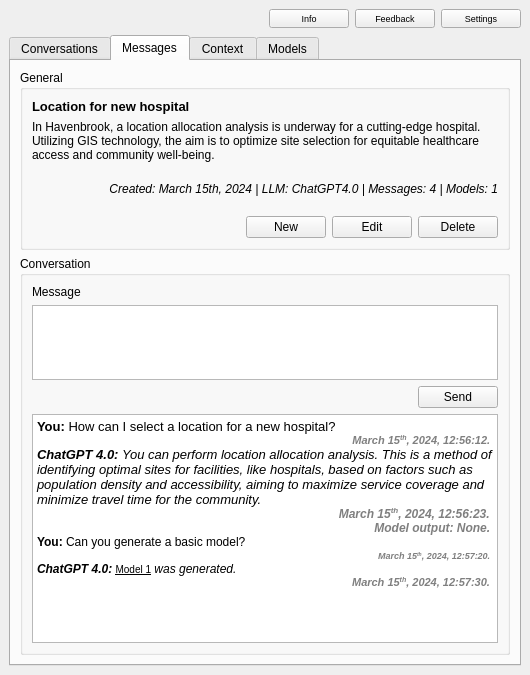
This is intelli_geo_dockwidget_base.ui in MahdiFarnaghi/intelli_geo as Qt 5 draws it before an edit. The edited form follows.
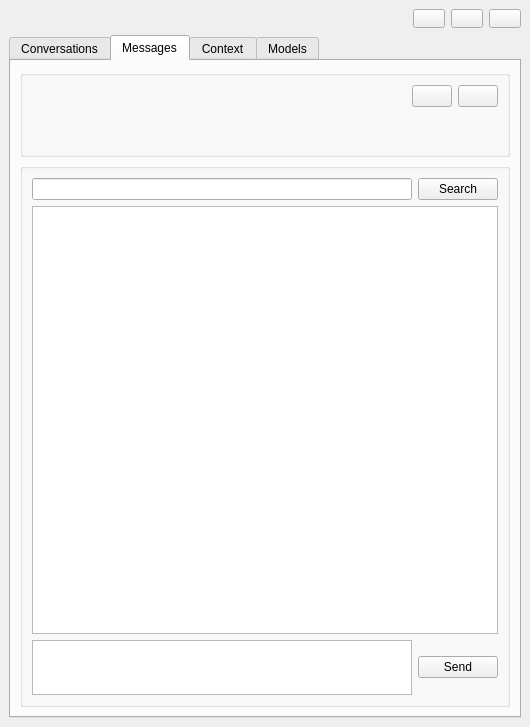
This is the edited form. The open tabs and pages were chosen to show the change. Icons and pictures are not drawn.

Commit message: Update Interface .ui files * Removed component in dock interface * Added combobox option in dialog interface

```diff
--- a/intelli_geo_dockwidget_base.ui
+++ b/intelli_geo_dockwidget_base.ui
@@ -7,7 +7,7 @@
     <x>0</x>
     <y>0</y>
     <width>530</width>
-    <height>675</height>
+    <height>727</height>
    </rect>
   </property>
   <property name="features">
@@ -41,7 +41,7 @@
          </font>
         </property>
         <property name="text">
-         <string>Info</string>
+         <string/>
         </property>
         <property name="icon">
          <iconset>
@@ -63,7 +63,7 @@
          </font>
         </property>
         <property name="text">
-         <string>Feedback</string>
+         <string/>
         </property>
         <property name="icon">
          <iconset>
@@ -85,7 +85,7 @@
          </font>
         </property>
         <property name="text">
-         <string>Settings</string>
+         <string/>
         </property>
         <property name="icon">
          <iconset>
@@ -175,7 +175,37 @@
             </layout>
            </item>
            <item>
-            <widget class="QTextBrowser" name="textBrowser"/>
+            <widget class="QScrollArea" name="saConversationCard">
+             <property name="sizePolicy">
+              <sizepolicy hsizetype="Expanding" vsizetype="Expanding">
+               <horstretch>0</horstretch>
+               <verstretch>0</verstretch>
+              </sizepolicy>
+             </property>
+             <property name="horizontalScrollBarPolicy">
+              <enum>Qt::ScrollBarAlwaysOff</enum>
+             </property>
+             <property name="sizeAdjustPolicy">
+              <enum>QAbstractScrollArea::AdjustToContents</enum>
+             </property>
+             <property name="widgetResizable">
+              <bool>true</bool>
+             </property>
+             <property name="alignment">
+              <set>Qt::AlignLeading|Qt::AlignLeft|Qt::AlignTop</set>
+             </property>
+             <widget class="QWidget" name="scrollAreaWidgetContents">
+              <property name="geometry">
+               <rect>
+                <x>0</x>
+                <y>0</y>
+                <width>464</width>
+                <height>548</height>
+               </rect>
+              </property>
+              <layout class="QVBoxLayout" name="verticalLayout_2"/>
+             </widget>
+            </widget>
            </item>
           </layout>
          </widget>
@@ -186,9 +216,9 @@
        <attribute name="title">
         <string>Messages</string>
        </attribute>
-       <layout class="QVBoxLayout" name="verticalLayout_2">
-        <item>
-         <widget class="QGroupBox" name="gbGeneral">
+       <layout class="QGridLayout" name="gridLayout_2">
+        <item row="0" column="0">
+         <widget class="QGroupBox" name="grpConversation">
           <property name="sizePolicy">
            <sizepolicy hsizetype="Preferred" vsizetype="Maximum">
             <horstretch>0</horstretch>
@@ -196,31 +226,80 @@
            </sizepolicy>
           </property>
           <property name="title">
-           <string>General</string>
+           <string/>
           </property>
           <layout class="QVBoxLayout" name="verticalLayout_3">
            <item>
-            <widget class="QLabel" name="lbTitle">
+            <layout class="QHBoxLayout" name="horizontalLayout_2">
+             <item>
+              <widget class="QLabel" name="lbTitle">
+               <property name="sizePolicy">
+                <sizepolicy hsizetype="MinimumExpanding" vsizetype="Preferred">
+                 <horstretch>0</horstretch>
+                 <verstretch>0</verstretch>
+                </sizepolicy>
+               </property>
+               <property name="font">
+                <font>
+                 <pointsize>10</pointsize>
+                 <weight>75</weight>
+                 <bold>true</bold>
+                </font>
+               </property>
+               <property name="text">
+                <string/>
+               </property>
+               <property name="wordWrap">
+                <bool>true</bool>
+               </property>
+              </widget>
+             </item>
+             <item>
+              <spacer name="horizontalSpacer_2">
+               <property name="orientation">
+                <enum>Qt::Horizontal</enum>
+               </property>
+               <property name="sizeHint" stdset="0">
+                <size>
+                 <width>10</width>
+                 <height>20</height>
+                </size>
+               </property>
+              </spacer>
+             </item>
+             <item>
+              <widget class="QPushButton" name="pbNew">
+               <property name="text">
+                <string/>
+               </property>
+               <property name="icon">
+                <iconset>
+                 <normaloff>resources/new.png</normaloff>resources/new.png</iconset>
+               </property>
+              </widget>
+             </item>
+             <item>
+              <widget class="QPushButton" name="btnManager">
+               <property name="text">
+                <string/>
+               </property>
+               <property name="icon">
+                <iconset>
+                 <normaloff>resources/manager.png</normaloff>resources/manager.png</iconset>
+               </property>
+              </widget>
+             </item>
+            </layout>
+           </item>
+           <item>
+            <widget class="QLabel" name="lbDescription">
              <property name="font">
               <font>
-               <pointsize>10</pointsize>
-               <weight>75</weight>
-               <bold>true</bold>
+               <pointsize>8</pointsize>
               </font>
              </property>
              <property name="text">
-              <string>Location for new hospital</string>
-             </property>
-             <property name="wordWrap">
-              <bool>true</bool>
-             </property>
-            </widget>
-           </item>
-           <item>
-            <widget class="QLabel" name="lbDecription">
-             <property name="text">
-              <string>In Havenbrook, a location allocation analysis is underway for a cutting-edge hospital. Utilizing GIS technology, the aim is to optimize site selection for equitable healthcare access and community well-being.
-</string>
+              <string/>
              </property>
              <property name="scaledContents">
               <bool>false</bool>
@@ -234,137 +313,118 @@
             <widget class="QLabel" name="lbMetadata">
              <property name="font">
               <font>
+               <pointsize>8</pointsize>
                <italic>true</italic>
               </font>
              </property>
              <property name="text">
-              <string>Created: March 15th, 2024 | LLM: ChatGPT4.0 | Messages: 4 | Models: 1
-</string>
+              <string/>
              </property>
              <property name="alignment">
               <set>Qt::AlignRight|Qt::AlignTrailing|Qt::AlignVCenter</set>
              </property>
             </widget>
            </item>
-           <item>
-            <layout class="QHBoxLayout" name="horizontalLayout_2">
-             <item>
-              <spacer name="horizontalSpacer_2">
-               <property name="orientation">
-                <enum>Qt::Horizontal</enum>
-               </property>
-               <property name="sizeHint" stdset="0">
-                <size>
-                 <width>40</width>
-                 <height>20</height>
-                </size>
-               </property>
-              </spacer>
-             </item>
-             <item>
-              <widget class="QPushButton" name="pbNew">
-               <property name="text">
-                <string>New</string>
-               </property>
-              </widget>
-             </item>
-             <item>
-              <widget class="QPushButton" name="pbEdit">
-               <property name="text">
-                <string>Edit</string>
-               </property>
-              </widget>
-             </item>
-             <item>
-              <widget class="QPushButton" name="pbDelete">
-               <property name="text">
-                <string>Delete</string>
-               </property>
-              </widget>
-             </item>
-            </layout>
-           </item>
           </layout>
          </widget>
         </item>
-        <item>
-         <widget class="QGroupBox" name="gbConversation">
+        <item row="1" column="0">
+         <widget class="QGroupBox" name="grpMessages">
           <property name="title">
-           <string>Conversation</string>
+           <string/>
           </property>
           <layout class="QVBoxLayout" name="verticalLayout_4">
            <item>
-            <widget class="QLabel" name="lbMessage">
-             <property name="text">
-              <string>Message</string>
-             </property>
-            </widget>
+            <layout class="QHBoxLayout" name="horizontalLayout_7">
+             <item>
+              <widget class="QLineEdit" name="txtSearchMessage"/>
+             </item>
+             <item>
+              <widget class="QPushButton" name="pushButton_7">
+               <property name="text">
+                <string>Search</string>
+               </property>
+              </widget>
+             </item>
+            </layout>
            </item>
            <item>
-            <widget class="QPlainTextEdit" name="ptMessage">
+            <widget class="QTextBrowser" name="txHistory">
              <property name="sizePolicy">
-              <sizepolicy hsizetype="Expanding" vsizetype="Fixed">
+              <sizepolicy hsizetype="Expanding" vsizetype="MinimumExpanding">
                <horstretch>0</horstretch>
                <verstretch>0</verstretch>
               </sizepolicy>
              </property>
-             <property name="maximumSize">
-              <size>
-               <width>16777215</width>
-               <height>75</height>
-              </size>
+             <property name="styleSheet">
+              <string notr="true"/>
              </property>
-             <property name="baseSize">
-              <size>
-               <width>0</width>
-               <height>0</height>
-              </size>
+             <property name="sizeAdjustPolicy">
+              <enum>QAbstractScrollArea::AdjustIgnored</enum>
              </property>
-            </widget>
-           </item>
-           <item>
-            <layout class="QHBoxLayout" name="horizontalLayout_3">
-             <item>
-              <spacer name="horizontalSpacer_3">
-               <property name="orientation">
-                <enum>Qt::Horizontal</enum>
-               </property>
-               <property name="sizeHint" stdset="0">
-                <size>
-                 <width>40</width>
-                 <height>20</height>
-                </size>
-               </property>
-              </spacer>
-             </item>
-             <item>
-              <widget class="QPushButton" name="pbSend">
-               <property name="text">
-                <string>Send</string>
-               </property>
-              </widget>
-             </item>
-            </layout>
-           </item>
-           <item>
-            <widget class="QTextBrowser" name="tbHistory">
+             <property name="readOnly">
+              <bool>false</bool>
+             </property>
              <property name="html">
               <string>&lt;!DOCTYPE HTML PUBLIC &quot;-//W3C//DTD HTML 4.0//EN&quot; &quot;http://www.w3.org/TR/REC-html40/strict.dtd&quot;&gt;
 &lt;html&gt;&lt;head&gt;&lt;meta name=&quot;qrichtext&quot; content=&quot;1&quot; /&gt;&lt;style type=&quot;text/css&quot;&gt;
 p, li { white-space: pre-wrap; }
 &lt;/style&gt;&lt;/head&gt;&lt;body style=&quot; font-family:'Ubuntu'; font-size:11pt; font-weight:400; font-style:normal;&quot;&gt;
-&lt;p style=&quot; margin-top:0px; margin-bottom:0px; margin-left:0px; margin-right:0px; -qt-block-indent:0; text-indent:0px;&quot;&gt;&lt;span style=&quot; font-family:'Calibri'; font-size:10pt; font-weight:600; color:#000000;&quot;&gt;You: &lt;/span&gt;&lt;span style=&quot; font-family:'Calibri'; font-size:10pt; color:#000000;&quot;&gt;How can I select a location for a new hospital?&lt;/span&gt;&lt;span style=&quot; font-family:'MS Shell Dlg 2'; font-size:7.8pt;&quot;&gt; &lt;/span&gt;&lt;/p&gt;
-&lt;p align=&quot;right&quot; style=&quot; margin-top:0px; margin-bottom:0px; margin-left:0px; margin-right:0px; -qt-block-indent:0; text-indent:0px;&quot;&gt;&lt;span style=&quot; font-family:'Calibri'; font-size:8pt; font-weight:600; font-style:italic; color:#7f7f7f;&quot;&gt;March 15&lt;/span&gt;&lt;span style=&quot; font-family:'Calibri'; font-size:8pt; font-weight:600; font-style:italic; color:#7f7f7f; vertical-align:super;&quot;&gt;th&lt;/span&gt;&lt;span style=&quot; font-family:'Calibri'; font-size:8pt; font-weight:600; font-style:italic; color:#7f7f7f;&quot;&gt;, 2024, 12:56:12.&lt;/span&gt;&lt;span style=&quot; font-family:'MS Shell Dlg 2'; font-size:7.8pt;&quot;&gt; &lt;/span&gt;&lt;/p&gt;
-&lt;p style=&quot; margin-top:0px; margin-bottom:0px; margin-left:0px; margin-right:0px; -qt-block-indent:0; text-indent:0px;&quot;&gt;&lt;span style=&quot; font-family:'Calibri'; font-size:10pt; font-weight:600; font-style:italic; color:#000000;&quot;&gt;ChatGPT 4.0: &lt;/span&gt;&lt;span style=&quot; font-family:'Calibri'; font-size:10pt; font-style:italic; color:#000000;&quot;&gt;You can perform location allocation analysis. This is a method of identifying optimal sites for facilities, like hospitals, based on factors such as population density and accessibility, aiming to maximize service coverage and minimize travel time for the community.&lt;/span&gt;&lt;span style=&quot; font-family:'MS Shell Dlg 2'; font-size:7.8pt;&quot;&gt; &lt;/span&gt;&lt;/p&gt;
-&lt;p align=&quot;right&quot; style=&quot; margin-top:0px; margin-bottom:0px; margin-left:0px; margin-right:0px; -qt-block-indent:0; text-indent:0px;&quot;&gt;&lt;span style=&quot; font-family:'Calibri'; font-size:9pt; font-weight:600; font-style:italic; color:#7f7f7f;&quot;&gt;March 15&lt;/span&gt;&lt;span style=&quot; font-family:'Calibri'; font-size:9pt; font-weight:600; font-style:italic; color:#7f7f7f; vertical-align:super;&quot;&gt;th&lt;/span&gt;&lt;span style=&quot; font-family:'Calibri'; font-size:9pt; font-weight:600; font-style:italic; color:#7f7f7f;&quot;&gt;, 2024, 12:56:23. &lt;/span&gt;&lt;/p&gt;
-&lt;p align=&quot;right&quot; style=&quot; margin-top:0px; margin-bottom:0px; margin-left:0px; margin-right:0px; -qt-block-indent:0; text-indent:0px;&quot;&gt;&lt;span style=&quot; font-family:'Calibri'; font-size:9pt; font-weight:600; font-style:italic; color:#7f7f7f;&quot;&gt;Model output: None.&lt;/span&gt;&lt;span style=&quot; font-family:'MS Shell Dlg 2'; font-size:7.8pt;&quot;&gt; &lt;/span&gt;&lt;/p&gt;
-&lt;p style=&quot; margin-top:0px; margin-bottom:0px; margin-left:0px; margin-right:0px; -qt-block-indent:0; text-indent:0px;&quot;&gt;&lt;span style=&quot; font-family:'Calibri'; font-size:9pt; font-weight:600; color:#000000;&quot;&gt;You: &lt;/span&gt;&lt;span style=&quot; font-family:'Calibri'; font-size:9pt; color:#000000;&quot;&gt;Can you generate a basic model?&lt;/span&gt;&lt;span style=&quot; font-family:'MS Shell Dlg 2'; font-size:7.8pt;&quot;&gt; &lt;/span&gt;&lt;/p&gt;
-&lt;p align=&quot;right&quot; style=&quot; margin-top:0px; margin-bottom:0px; margin-left:0px; margin-right:0px; -qt-block-indent:0; text-indent:0px;&quot;&gt;&lt;span style=&quot; font-family:'Calibri'; font-size:7pt; font-weight:600; font-style:italic; color:#7f7f7f;&quot;&gt;March 15&lt;/span&gt;&lt;span style=&quot; font-family:'Calibri'; font-size:7pt; font-weight:600; font-style:italic; color:#7f7f7f; vertical-align:super;&quot;&gt;th&lt;/span&gt;&lt;span style=&quot; font-family:'Calibri'; font-size:7pt; font-weight:600; font-style:italic; color:#7f7f7f;&quot;&gt;, 2024, 12:57:20.&lt;/span&gt;&lt;span style=&quot; font-family:'MS Shell Dlg 2'; font-size:7.8pt;&quot;&gt; &lt;/span&gt;&lt;/p&gt;
-&lt;p style=&quot; margin-top:0px; margin-bottom:0px; margin-left:0px; margin-right:0px; -qt-block-indent:0; text-indent:0px;&quot;&gt;&lt;span style=&quot; font-family:'Calibri'; font-size:9pt; font-weight:600; font-style:italic; color:#000000;&quot;&gt;ChatGPT 4.0:&lt;/span&gt;&lt;span style=&quot; font-family:'Calibri'; font-size:9pt; font-style:italic; color:#000000;&quot;&gt; &lt;/span&gt;&lt;span style=&quot; font-family:'MS Shell Dlg 2'; font-size:7.8pt; text-decoration: underline;&quot;&gt;Model 1&lt;/span&gt;&lt;span style=&quot; font-family:'Calibri'; font-size:9pt; font-style:italic; color:#000000;&quot;&gt; was generated.&lt;/span&gt;&lt;span style=&quot; font-family:'MS Shell Dlg 2'; font-size:7.8pt;&quot;&gt; &lt;/span&gt;&lt;/p&gt;
-&lt;p align=&quot;right&quot; style=&quot; margin-top:0px; margin-bottom:0px; margin-left:0px; margin-right:0px; -qt-block-indent:0; text-indent:0px;&quot;&gt;&lt;span style=&quot; font-family:'Calibri'; font-size:8pt; font-weight:600; font-style:italic; color:#7f7f7f;&quot;&gt;March 15&lt;/span&gt;&lt;span style=&quot; font-family:'Calibri'; font-size:8pt; font-weight:600; font-style:italic; color:#7f7f7f; vertical-align:super;&quot;&gt;th&lt;/span&gt;&lt;span style=&quot; font-family:'Calibri'; font-size:8pt; font-weight:600; font-style:italic; color:#7f7f7f;&quot;&gt;, 2024, 12:57:30. &lt;/span&gt;&lt;/p&gt;&lt;/body&gt;&lt;/html&gt;</string>
+&lt;p align=&quot;right&quot; style=&quot;-qt-paragraph-type:empty; margin-top:0px; margin-bottom:0px; margin-left:0px; margin-right:0px; -qt-block-indent:0; text-indent:0px;&quot;&gt;&lt;br /&gt;&lt;/p&gt;&lt;/body&gt;&lt;/html&gt;</string>
              </property>
             </widget>
            </item>
+           <item>
+            <layout class="QHBoxLayout" name="horizontalLayout_3">
+             <property name="sizeConstraint">
+              <enum>QLayout::SetDefaultConstraint</enum>
+             </property>
+             <item>
+              <widget class="QPlainTextEdit" name="ptMessage">
+               <property name="sizePolicy">
+                <sizepolicy hsizetype="Expanding" vsizetype="MinimumExpanding">
+                 <horstretch>0</horstretch>
+                 <verstretch>0</verstretch>
+                </sizepolicy>
+               </property>
+               <property name="minimumSize">
+                <size>
+                 <width>0</width>
+                 <height>30</height>
+                </size>
+               </property>
+               <property name="maximumSize">
+                <size>
+                 <width>16777215</width>
+                 <height>55</height>
+                </size>
+               </property>
+               <property name="sizeIncrement">
+                <size>
+                 <width>0</width>
+                 <height>5</height>
+                </size>
+               </property>
+               <property name="baseSize">
+                <size>
+                 <width>0</width>
+                 <height>30</height>
+                </size>
+               </property>
+               <property name="plainText">
+                <string/>
+               </property>
+              </widget>
+             </item>
+             <item>
+              <widget class="QPushButton" name="pbSend">
+               <property name="text">
+                <string>Send</string>
+               </property>
+              </widget>
+             </item>
+            </layout>
+           </item>
           </layout>
          </widget>
         </item>
```
Left out of the diff: 42 changed lines with no effect on the pictures. The commit also changes 1 other file.
